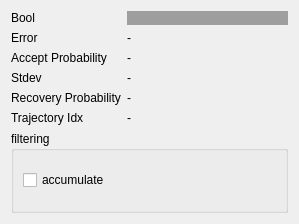
First picture: the form in merrrt_visualization/include/merrrt_visualization/merrrt_widget.ui, repository UM-ARM-Lab/data-augmentation-for-manipulation, before the edit.
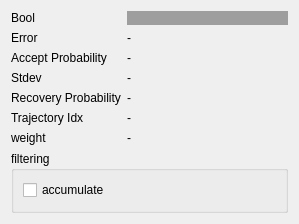
Second picture: the form after the edit.

The edit to the form file:
```diff
--- a/merrrt_visualization/include/merrrt_visualization/merrrt_widget.ui
+++ b/merrrt_visualization/include/merrrt_visualization/merrrt_widget.ui
@@ -115,6 +115,20 @@
        </property>
       </widget>
      </item>
+     <item row="6" column="0">
+      <widget class="QLabel" name="weight_label">
+       <property name="text">
+        <string>weight</string>
+       </property>
+      </widget>
+     </item>
+     <item row="6" column="1">
+      <widget class="QLabel" name="weight">
+       <property name="text">
+        <string>-</string>
+       </property>
+      </widget>
+     </item>
     </layout>
    </item>
    <item>
```
